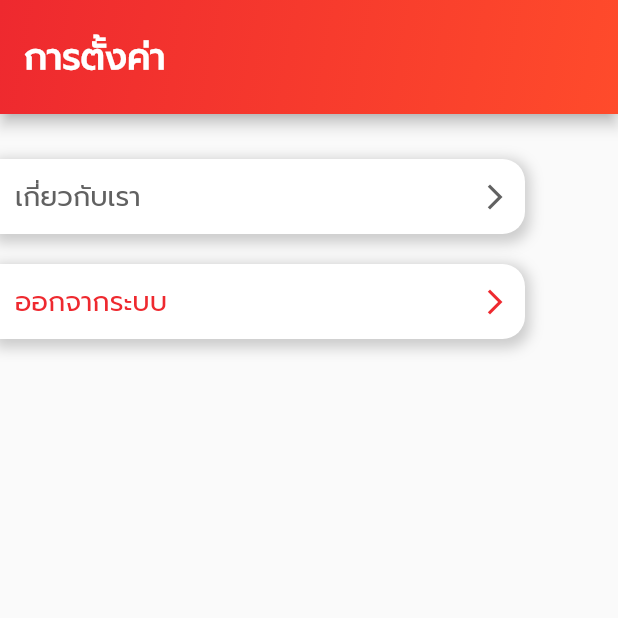
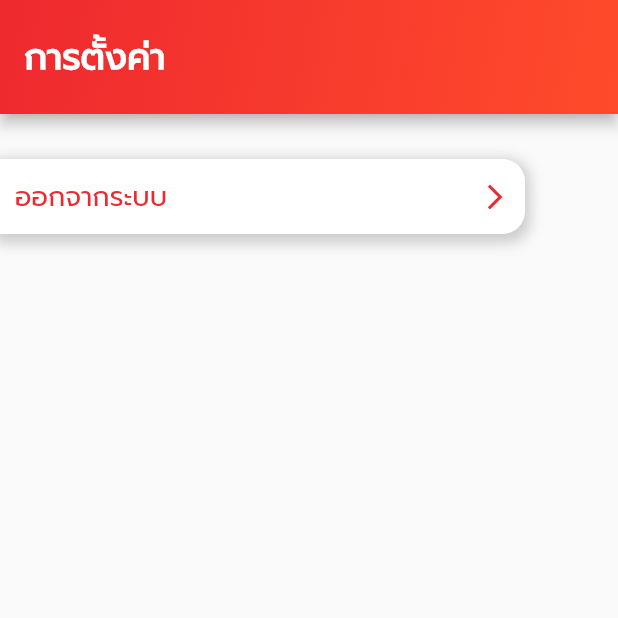
Before and after one commit to NutteeCh/SiamUApp, a Flutter app: the SettingScreen screen opened by its route, on a phone screen of 412 x 824 dp, the top half of it. Run offline on Flutter 3.47's test engine with Material 2 defaults, Android fonts, the phone set to English and light mode, and no system bars; our stand-ins replace carousel_slider, cloud_firestore, firebase_auth, firebase_core, firebase_storage, image_picker and 1 more; accounts and stored records are empty; network calls fail.

Commit message:
update banner

```diff
--- a/lib/screens/setting_screen.dart
+++ b/lib/screens/setting_screen.dart
@@ -39,49 +39,49 @@ class _SettingScreenState extends State<SettingScreen> {
           SizedBox(
             height: 30,
           ),
-          InkWell(
-            onTap: () {
-              // Navigator.of(context).pushNamed("/");
-            },
-            child: Container(
-              height: 50,
-              width: 350,
-              padding: EdgeInsets.all(10),
-              decoration: BoxDecoration(
-                  boxShadow: [
-                    BoxShadow(
-                      color: Colors.grey.withOpacity(0.5),
-                      spreadRadius: 3,
-                      blurRadius: 7,
-                      offset: Offset(0, 3), // changes position of shadow
-                    ),
-                  ],
-                  color: Colors.white,
-                  borderRadius: BorderRadius.only(
-                      topRight: Radius.circular(15),
-                      bottomRight: Radius.circular(15))),
-              child: Row(
-                children: [
-                  Text(
-                    "เกี่ยวกับเรา",
-                    style: TextStyle(
-                      color: Color(0xFF616161),
-                      fontSize: 18,
-                    ),
-                  ),
-                  Spacer(),
-                  Icon(
-                    Icons.arrow_forward_ios,
-                    color: SiamColors.grey,
-                    size: 20,
-                  )
-                ],
-              ),
-            ),
-          ),
-          SizedBox(
-            height: 20,
-          ),
+          // InkWell(
+          //   onTap: () {
+          //     // Navigator.of(context).pushNamed("/");
+          //   },
+          //   child: Container(
+          //     height: 50,
+          //     width: 350,
+          //     padding: EdgeInsets.all(10),
+          //     decoration: BoxDecoration(
+          //         boxShadow: [
+          //           BoxShadow(
+          //             color: Colors.grey.withOpacity(0.5),
+          //             spreadRadius: 3,
+          //             blurRadius: 7,
+          //             offset: Offset(0, 3), // changes position of shadow
+          //           ),
+          //         ],
+          //         color: Colors.white,
+          //         borderRadius: BorderRadius.only(
+          //             topRight: Radius.circular(15),
+          //             bottomRight: Radius.circular(15))),
+          //     child: Row(
+          //       children: [
+          //         Text(
+          //           "เกี่ยวกับเรา",
+          //           style: TextStyle(
+          //             color: Color(0xFF616161),
+          //             fontSize: 18,
+          //           ),
+          //         ),
+          //         Spacer(),
+          //         Icon(
+          //           Icons.arrow_forward_ios,
+          //           color: SiamColors.grey,
+          //           size: 20,
+          //         )
+          //       ],
+          //     ),
+          //   ),
+          // ),
+          // SizedBox(
+          //   height: 20,
+          // ),
           InkWell(
             onTap: () async {
               await FirebaseAuth.instance.signOut();
```
Also changed, not shown: assets/images/homebg1.jpg, assets/images/homebg1tt.jpg (added), assets/images/homebg1v1.jpg (added).
